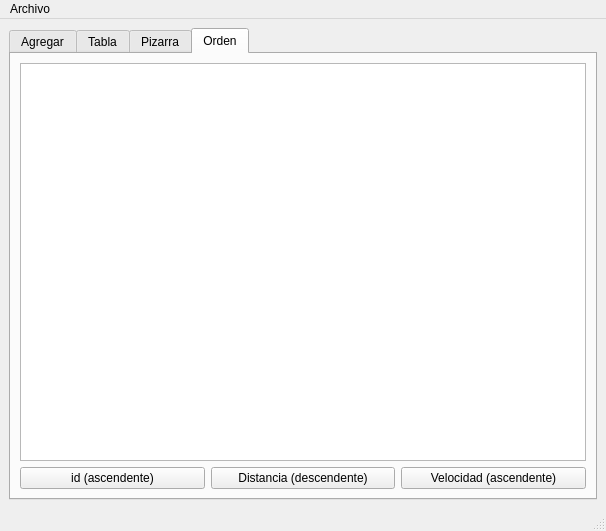
Qt form mainwindow.ui (carlospm-798/actividad-11) before a commit.
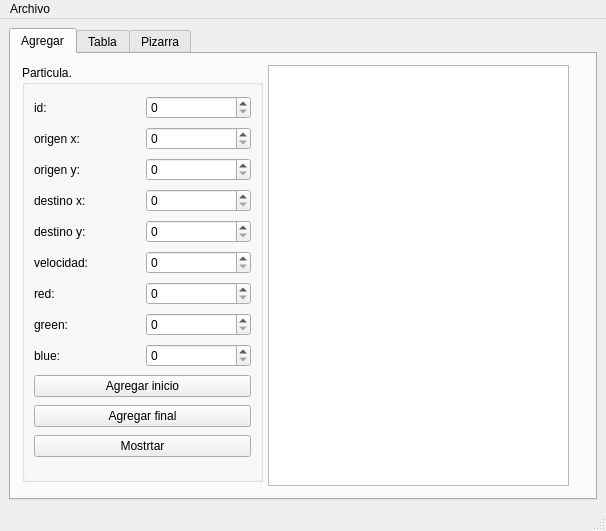
The same form after that commit.

Commit message: Actualicé y corregí errores de mi interfaz gráfica

The edit to the form file:
```diff
--- a/mainwindow.ui
+++ b/mainwindow.ui
@@ -18,7 +18,7 @@
     <item row="0" column="0">
      <widget class="QTabWidget" name="tabWidge">
       <property name="currentIndex">
-       <number>3</number>
+       <number>0</number>
       </property>
       <widget class="QWidget" name="tab">
        <attribute name="title">
@@ -90,7 +90,11 @@
           </widget>
          </item>
          <item row="8" column="1">
-          <widget class="QSpinBox" name="blue_spinBox"/>
+          <widget class="QSpinBox" name="blue_spinBox">
+           <property name="maximum">
+            <number>1000</number>
+           </property>
+          </widget>
          </item>
          <item row="2" column="0">
           <widget class="QLabel" name="label_3">
@@ -248,37 +252,6 @@
         </item>
        </layout>
       </widget>
-      <widget class="QWidget" name="tab_4">
-       <attribute name="title">
-        <string>Orden</string>
-       </attribute>
-       <layout class="QGridLayout" name="gridLayout_5">
-        <item row="1" column="0">
-         <widget class="QPushButton" name="id_ascendente_pushButton">
-          <property name="text">
-           <string>id (ascendente)</string>
-          </property>
-         </widget>
-        </item>
-        <item row="1" column="1">
-         <widget class="QPushButton" name="distancia_descendente_pushButton">
-          <property name="text">
-           <string>Distancia (descendente)</string>
-          </property>
-         </widget>
-        </item>
-        <item row="1" column="2">
-         <widget class="QPushButton" name="velocidad_ascendente_pushButton">
-          <property name="text">
-           <string>Velocidad (ascendente)</string>
-          </property>
-         </widget>
-        </item>
-        <item row="0" column="0" colspan="3">
-         <widget class="QTableWidget" name="tabla2"/>
-        </item>
-       </layout>
-      </widget>
      </widget>
     </item>
    </layout>
```
Left out of the diff: 18 changed lines with no effect on the pictures.
